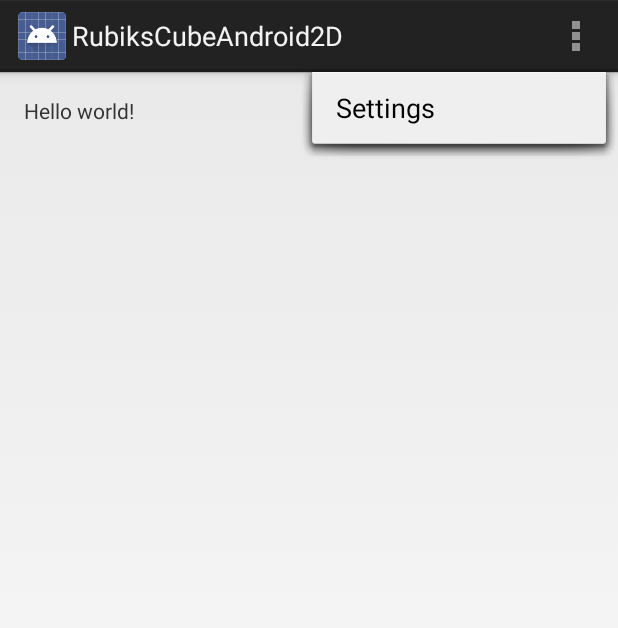
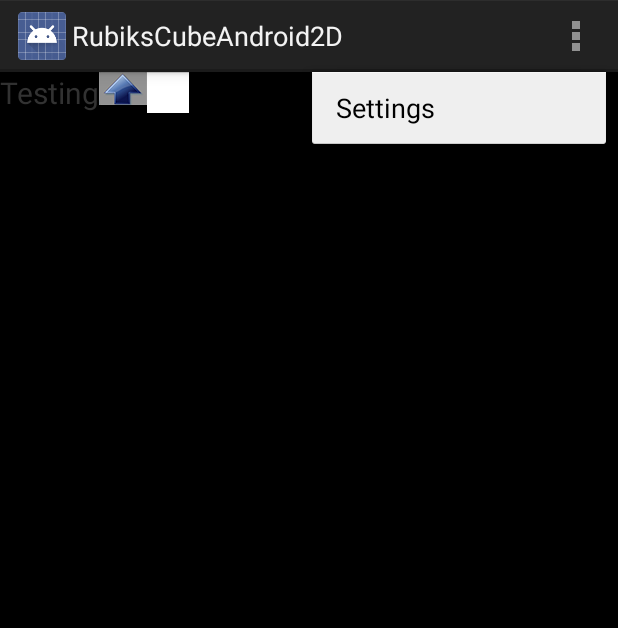
Before and after one commit to ankushagrawal94/RubiksCubeAndroid2D, an Android app: the screen it shows after launch (MainActivity), with the options menu open, on a phone screen of 412 x 824 dp. Shown: the top 628 px of the screen. Run offline under Robolectric (Android 15) with nearby library versions, the phone set to English and light mode, and no system bars.

Commit message:
Experiments with gridView and nested ImageViews

```diff
--- a/RubiksCubeAndroid2D/RubiksCubeAndroid2D/src/main/res/layout/activity_main.xml
+++ b/RubiksCubeAndroid2D/RubiksCubeAndroid2D/src/main/res/layout/activity_main.xml
@@ -1,16 +1,36 @@
-<RelativeLayout xmlns:android="http://schemas.android.com/apk/res/android"
-    xmlns:tools="http://schemas.android.com/tools"
-    android:layout_width="match_parent"
-    android:layout_height="match_parent"
-    android:paddingLeft="@dimen/activity_horizontal_margin"
-    android:paddingRight="@dimen/activity_horizontal_margin"
-    android:paddingTop="@dimen/activity_vertical_margin"
-    android:paddingBottom="@dimen/activity_vertical_margin"
-    tools:context=".MainActivity">
+<LinearLayout
+        xmlns:tools="http://schemas.android.com/tools"
+        android:orientation="vertical"
+        android:layout_width="fill_parent"
+        android:layout_height="fill_parent"
+        xmlns:android="http://schemas.android.com/apk/res/android">
 
-    <TextView
-        android:layout_width="wrap_content"
-        android:layout_height="wrap_content"
-        android:text="@string/hello_world" />
+    <GridLayout
+            android:layout_width="match_parent"
+            android:layout_height="match_parent"
+            android:columnCount="3"
+            android:rowCount="3"
+            android:background="#000000">
 
-</RelativeLayout>
+        <TextView
+            android:layout_height = "wrap_content"
+            android:layout_width = "wrap_content"
+            android:text = "Testing"
+            android:textSize="20sp"/>
+
+        <ImageView
+                android:layout_height = "wrap_content"
+                android:layout_width = "wrap_content"
+                android:text = "  "
+                android:background="#FFFFFF"
+                android:visibility="visible"
+                android:src="@drawable/arrowup"/>
+        <TextView
+                android:layout_height = "wrap_content"
+                android:layout_width = "wrap_content"
+                android:background="#FFFFFF"
+                android:text = "      "
+                android:textSize="20sp"/>
+    </GridLayout>
+
+</LinearLayout>
```
Also changed, not shown: RubiksCubeAndroid2D/RubiksCubeAndroid2D/src/main/res/drawable-hdpi/arrowdown.png (added), RubiksCubeAndroid2D/RubiksCubeAndroid2D/src/main/res/drawable-hdpi/arrowleft.png (added), RubiksCubeAndroid2D/RubiksCubeAndroid2D/src/main/res/drawable-hdpi/arrowright.png (added), RubiksCubeAndroid2D/RubiksCubeAndroid2D/src/main/res/drawable-hdpi/arrowup.png (added), 10 other files.
